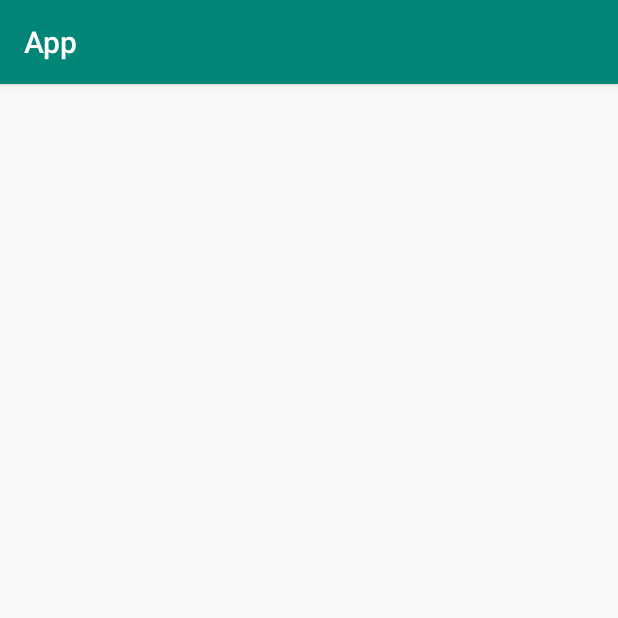
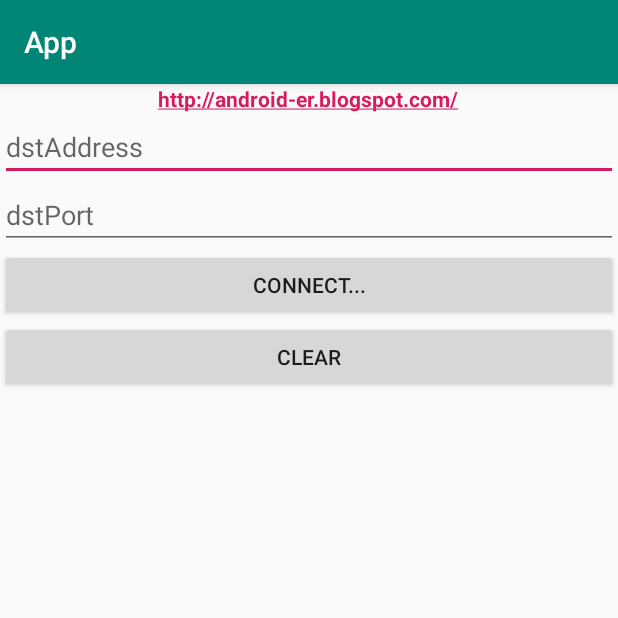
Before and after one commit to CPIJ/Cubi, an Android app: the screen it shows after launch (MainActivity), on a phone screen of 412 x 824 dp, the top half of it. Run offline under Robolectric (Android 15) with nearby library versions, the phone set to English and light mode, and no system bars.

Commit message:
main nieuwe sockets gemaakt

```diff
--- a/android/app/src/main/java/com/cubi/app/MainActivity.java
+++ b/android/app/src/main/java/com/cubi/app/MainActivity.java
@@ -2,6 +2,9 @@ package com.cubi.app;
 
 import android.support.v7.app.AppCompatActivity;
 import android.os.Bundle;
+import android.widget.Button;
+import android.widget.EditText;
+import android.widget.TextView;
 
 public class MainActivity extends AppCompatActivity {
 
@@ -11,10 +14,20 @@ public class MainActivity extends AppCompatActivity {
     private Socket_Client socket_io;
     private Socket_Client socket_logic;
 
+    TextView textResponse;
+    EditText editTextAddress, editTextPort;
+    Button buttonConnect, buttonClear;
+
     @Override
     protected void onCreate(Bundle savedInstanceState) {
         super.onCreate(savedInstanceState);
         setContentView(R.layout.activity_main);
+
+        editTextAddress = (EditText)findViewById(R.id.address);
+        editTextPort = (EditText)findViewById(R.id.port);
+        buttonConnect = (Button)findViewById(R.id.connect);
+        buttonClear = (Button)findViewById(R.id.clear);
+        textResponse = (TextView)findViewById(R.id.response);
 
         socket_io = new Socket_Client("192.168.70.146", 8002);
         socket_logic = new Socket_Client("192.168.70.57", 8001);
--- a/android/app/src/main/res/layout/activity_main.xml
+++ b/android/app/src/main/res/layout/activity_main.xml
@@ -1,9 +1,40 @@
-<?xml version="1.0" encoding="utf-8"?>
-<android.support.constraint.ConstraintLayout xmlns:android="http://schemas.android.com/apk/res/android"
-    xmlns:app="http://schemas.android.com/apk/res-auto"
+<LinearLayout xmlns:android="http://schemas.android.com/apk/res/android"
     xmlns:tools="http://schemas.android.com/tools"
     android:layout_width="match_parent"
     android:layout_height="match_parent"
-    tools:context=".MainActivity">
+    android:orientation="vertical"
+    tools:context=".MainActivity" >
 
-</android.support.constraint.ConstraintLayout>
+    <TextView
+        android:layout_width="wrap_content"
+        android:layout_height="wrap_content"
+        android:layout_gravity="center_horizontal"
+        android:autoLink="web"
+        android:text="http://android-er.blogspot.com/"
+        android:textStyle="bold" />
+    <EditText
+        android:id="@+id/address"
+        android:layout_width="match_parent"
+        android:layout_height="wrap_content"
+        android:hint="dstAddress" />
+    <EditText
+        android:id="@+id/port"
+        android:layout_width="match_parent"
+        android:layout_height="wrap_content"
+        android:hint="dstPort" />
+    <Button
+        android:id="@+id/connect"
+        android:layout_width="match_parent"
+        android:layout_height="wrap_content"
+        android:text="Connect..."/>
+    <Button
+        android:id="@+id/clear"
+        android:layout_width="match_parent"
+        android:layout_height="wrap_content"
+        android:text="Clear"/>
+    <TextView
+        android:id="@+id/response"
+        android:layout_width="wrap_content"
+        android:layout_height="wrap_content"/>
+
+</LinearLayout>
```
